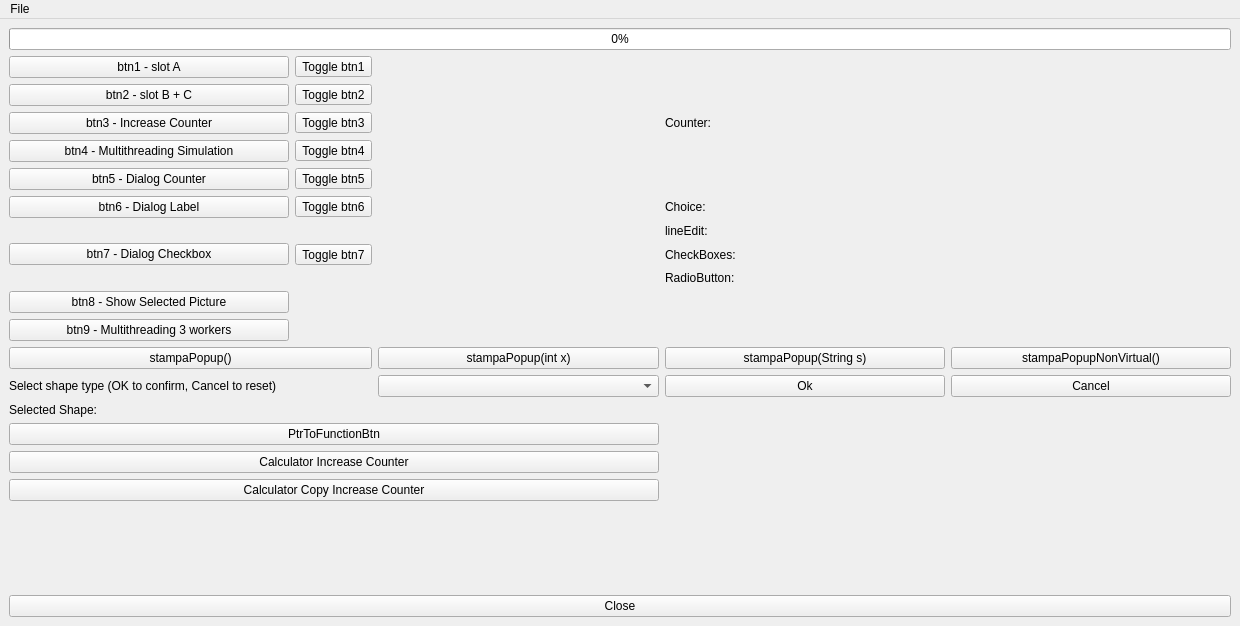
Qt form ui/MainWindow.ui (saccocristian/qt_project1) before a commit.
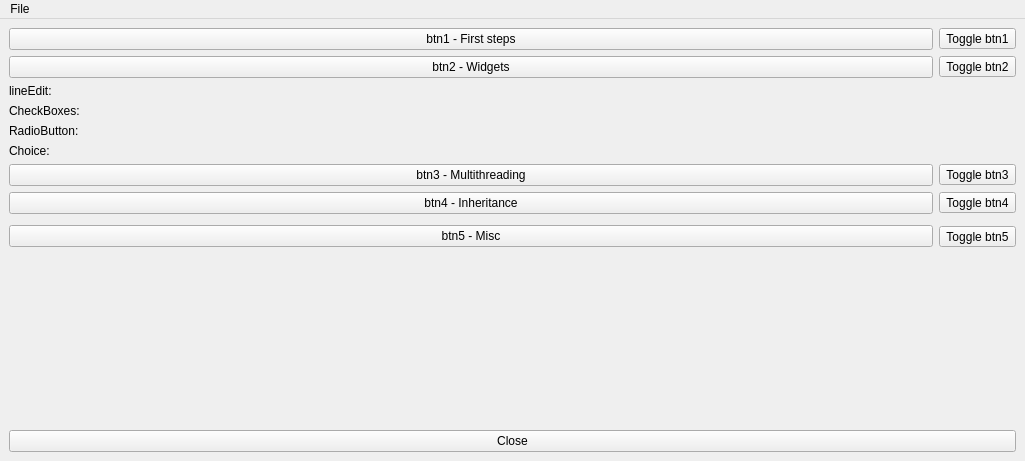
The same form after that commit.

Diff of the .ui file:
```diff
--- a/ui/MainWindow.ui
+++ b/ui/MainWindow.ui
@@ -9,8 +9,8 @@
    <rect>
     <x>0</x>
     <y>0</y>
-    <width>1240</width>
-    <height>626</height>
+    <width>1025</width>
+    <height>461</height>
    </rect>
   </property>
   <property name="windowTitle">
@@ -23,49 +23,67 @@
    <layout class="QVBoxLayout" name="verticalLayout">
     <item>
      <layout class="QGridLayout" name="gridLayout_2">
-      <item row="13" column="1" colspan="2">
-       <widget class="QLabel" name="label">
+      <item row="1" column="1">
+       <widget class="QPushButton" name="btn2">
         <property name="text">
-         <string>Select shape type (OK to confirm, Cancel to reset)</string>
+         <string>btn2 - Widgets</string>
         </property>
        </widget>
       </item>
-      <item row="8" column="5">
+      <item row="9" column="1" rowspan="3">
+       <widget class="QPushButton" name="btn5">
+        <property name="text">
+         <string>btn5 - Misc</string>
+        </property>
+       </widget>
+      </item>
+      <item row="8" column="2">
+       <widget class="QToolButton" name="tb4">
+        <property name="text">
+         <string>Toggle btn4</string>
+        </property>
+        <property name="checkable">
+         <bool>true</bool>
+        </property>
+       </widget>
+      </item>
+      <item row="5" column="1">
+       <widget class="QLabel" name="radiobuttonLabel">
+        <property name="text">
+         <string>RadioButton:</string>
+        </property>
+       </widget>
+      </item>
+      <item row="6" column="1">
+       <widget class="QLabel" name="comboboxLabel">
+        <property name="text">
+         <string>Choice:</string>
+        </property>
+       </widget>
+      </item>
+      <item row="2" column="1">
+       <widget class="QLabel" name="lineEditLabel">
+        <property name="text">
+         <string>lineEdit:</string>
+        </property>
+       </widget>
+      </item>
+      <item row="4" column="2">
        <widget class="QLabel" name="checkboxesValueLabel">
         <property name="text">
          <string/>
         </property>
        </widget>
       </item>
-      <item row="11" column="1">
-       <widget class="QPushButton" name="btn9">
+      <item row="0" column="1">
+       <widget class="QPushButton" name="btn1">
         <property name="text">
-         <string>btn9 - Multithreading 3 workers</string>
+         <string>btn1 - First steps</string>
         </property>
        </widget>
       </item>
-      <item row="19" column="1">
-       <spacer name="verticalSpacer_2">
-        <property name="orientation">
-         <enum>Qt::Vertical</enum>
-        </property>
-        <property name="sizeHint" stdset="0">
-         <size>
-          <width>20</width>
-          <height>40</height>
-         </size>
-        </property>
-       </spacer>
-      </item>
-      <item row="15" column="1" colspan="3">
-       <widget class="QPushButton" name="ptrFunctionBtn">
-        <property name="text">
-         <string>PtrToFunctionBtn</string>
-        </property>
-       </widget>
-      </item>
-      <item row="5" column="2">
-       <widget class="QToolButton" name="toolButton_5">
+      <item row="10" column="2">
+       <widget class="QToolButton" name="tb5">
         <property name="text">
          <string>Toggle btn5</string>
         </property>
@@ -74,304 +92,93 @@
         </property>
        </widget>
       </item>
-      <item row="14" column="2" colspan="2">
-       <widget class="QLabel" name="selectedShapeLabel">
-        <property name="text">
-         <string/>
-        </property>
-       </widget>
-      </item>
-      <item row="6" column="5">
-       <widget class="QLabel" name="labelString">
-        <property name="text">
-         <string/>
-        </property>
-       </widget>
-      </item>
-      <item row="9" column="5">
+      <item row="5" column="2">
        <widget class="QLabel" name="radioButtonValueLabel">
         <property name="text">
          <string/>
         </property>
        </widget>
       </item>
-      <item row="3" column="2">
-       <widget class="QToolButton" name="toolButton_3">
-        <property name="text">
-         <string>Toggle btn3</string>
-        </property>
-        <property name="checkable">
-         <bool>true</bool>
-        </property>
-       </widget>
-      </item>
-      <item row="16" column="1" colspan="3">
-       <widget class="QPushButton" name="calcValueBtn">
-        <property name="text">
-         <string>Calculator Increase Counter</string>
-        </property>
-       </widget>
-      </item>
-      <item row="12" column="4">
-       <widget class="QPushButton" name="btn12">
-        <property name="text">
-         <string>stampaPopup(String s)</string>
-        </property>
-       </widget>
-      </item>
-      <item row="6" column="2">
-       <widget class="QToolButton" name="toolButton_6">
-        <property name="text">
-         <string>Toggle btn6</string>
-        </property>
-        <property name="checkable">
-         <bool>true</bool>
-        </property>
-       </widget>
-      </item>
-      <item row="3" column="1">
-       <widget class="QPushButton" name="btn3">
-        <property name="text">
-         <string>btn3 - Increase Counter</string>
-        </property>
-       </widget>
-      </item>
-      <item row="0" column="1" colspan="5">
-       <widget class="QProgressBar" name="m_progressBar">
-        <property name="value">
-         <number>0</number>
-        </property>
-       </widget>
-      </item>
-      <item row="4" column="1">
-       <widget class="QPushButton" name="btn4">
-        <property name="text">
-         <string>btn4 - Multithreading Simulation</string>
-        </property>
-       </widget>
-      </item>
       <item row="2" column="2">
-       <widget class="QToolButton" name="toolButton_2">
-        <property name="text">
-         <string>Toggle btn2</string>
-        </property>
-        <property name="checkable">
-         <bool>true</bool>
-        </property>
-       </widget>
-      </item>
-      <item row="1" column="2">
-       <widget class="QToolButton" name="toolButton">
-        <property name="text">
-         <string>Toggle btn1</string>
-        </property>
-        <property name="checkable">
-         <bool>true</bool>
-        </property>
-       </widget>
-      </item>
-      <item row="5" column="3">
-       <layout class="QHBoxLayout" name="horizontalLayout">
-        <property name="spacing">
-         <number>3</number>
-        </property>
-        <property name="sizeConstraint">
-         <enum>QLayout::SetDefaultConstraint</enum>
-        </property>
-       </layout>
-      </item>
-      <item row="6" column="4">
-       <widget class="QLabel" name="choiceLabel">
-        <property name="text">
-         <string>Choice:</string>
-        </property>
-       </widget>
-      </item>
-      <item row="14" column="1">
-       <widget class="QLabel" name="label_2">
-        <property name="text">
-         <string>Selected Shape:</string>
-        </property>
-       </widget>
-      </item>
-      <item row="2" column="1">
-       <widget class="QPushButton" name="btn2">
-        <property name="text">
-         <string>btn2 - slot B + C</string>
-        </property>
-       </widget>
-      </item>
-      <item row="7" column="5">
        <widget class="QLabel" name="lineEditValueLabel">
         <property name="text">
          <string/>
         </property>
        </widget>
       </item>
-      <item row="3" column="5">
-       <widget class="QLabel" name="counterValueLabel">
-        <property name="text">
-         <string/>
-        </property>
-       </widget>
-      </item>
-      <item row="18" column="1">
-       <spacer name="verticalSpacer">
-        <property name="orientation">
-         <enum>Qt::Vertical</enum>
-        </property>
-        <property name="sizeHint" stdset="0">
-         <size>
-          <width>20</width>
-          <height>40</height>
-         </size>
-        </property>
-       </spacer>
-      </item>
-      <item row="12" column="1" colspan="2">
-       <widget class="QPushButton" name="btn10">
-        <property name="text">
-         <string>stampaPopup()</string>
-        </property>
-       </widget>
-      </item>
-      <item row="8" column="4">
+      <item row="4" column="1">
        <widget class="QLabel" name="checkboxesLabel">
         <property name="text">
          <string>CheckBoxes:</string>
         </property>
        </widget>
       </item>
-      <item row="3" column="4">
-       <widget class="QLabel" name="counterLabel">
+      <item row="8" column="1">
+       <widget class="QPushButton" name="btn4">
         <property name="text">
-         <string>Counter:</string>
+         <string>btn4 - Inheritance</string>
         </property>
        </widget>
       </item>
-      <item row="6" column="1">
-       <widget class="QPushButton" name="btn6">
+      <item row="7" column="1">
+       <widget class="QPushButton" name="btn3">
         <property name="text">
-         <string>btn6 - Dialog Label</string>
+         <string>btn3 - Multithreading</string>
         </property>
        </widget>
       </item>
-      <item row="8" column="2">
-       <widget class="QToolButton" name="toolButton_7">
+      <item row="0" column="2">
+       <widget class="QToolButton" name="tb1">
         <property name="text">
-         <string>Toggle btn7</string>
+         <string>Toggle btn1</string>
         </property>
         <property name="checkable">
          <bool>true</bool>
         </property>
        </widget>
       </item>
-      <item row="12" column="5">
-       <widget class="QPushButton" name="btn13">
+      <item row="7" column="2">
+       <widget class="QToolButton" name="tb3">
         <property name="text">
-         <string>stampaPopupNonVirtual()</string>
+         <string>Toggle btn3</string>
         </property>
-       </widget>
-      </item>
-      <item row="9" column="4">
-       <widget class="QLabel" name="radiobuttonLabel">
-        <property name="text">
-         <string>RadioButton:</string>
+        <property name="checkable">
+         <bool>true</bool>
         </property>
        </widget>
       </item>
-      <item row="1" column="1">
-       <widget class="QPushButton" name="btn1">
+      <item row="1" column="2">
+       <widget class="QToolButton" name="tb2">
         <property name="text">
-         <string>btn1 - slot A</string>
+         <string>Toggle btn2</string>
         </property>
-       </widget>
-      </item>
-      <item row="12" column="3">
-       <widget class="QPushButton" name="btn11">
-        <property name="text">
-         <string>stampaPopup(int x)</string>
-        </property>
-       </widget>
-      </item>
-      <item row="4" column="2">
-       <widget class="QToolButton" name="toolButton_4">
-        <property name="text">
-         <string>Toggle btn4</string>
-        </property>
         <property name="checkable">
          <bool>true</bool>
         </property>
        </widget>
       </item>
-      <item row="7" column="4">
-       <widget class="QLabel" name="lineEditLabel">
+      <item row="6" column="2">
+       <widget class="QLabel" name="comboboxValueLabel">
         <property name="text">
-         <string>lineEdit:</string>
-        </property>
-       </widget>
-      </item>
-      <item row="10" column="1">
-       <widget class="QPushButton" name="btn8">
-        <property name="text">
-         <string>btn8 - Show Selected Picture</string>
-        </property>
-       </widget>
-      </item>
-      <item row="17" column="1" colspan="3">
-       <widget class="QPushButton" name="calcCopyValueBtn">
-        <property name="text">
-         <string>Calculator Copy Increase Counter</string>
-        </property>
-       </widget>
-      </item>
-      <item row="5" column="1">
-       <widget class="QPushButton" name="btn5">
-        <property name="text">
-         <string>btn5 - Dialog Counter</string>
-        </property>
-       </widget>
-      </item>
-      <item row="7" column="1" rowspan="3">
-       <widget class="QPushButton" name="btn7">
-        <property name="text">
-         <string>btn7 - Dialog Checkbox</string>
-        </property>
-       </widget>
-      </item>
-      <item row="13" column="3">
-       <widget class="QComboBox" name="shapeComboBox">
-        <property name="placeholderText">
-         <string>-- Select An Option --</string>
-        </property>
-        <item>
-         <property name="text">
-          <string>Rectangle</string>
-         </property>
-        </item>
-        <item>
-         <property name="text">
-          <string>Triangle</string>
-         </property>
-        </item>
-       </widget>
-      </item>
-      <item row="13" column="5">
-       <widget class="QPushButton" name="shapeCancelBtn">
-        <property name="text">
-         <string>Cancel</string>
-        </property>
-       </widget>
-      </item>
-      <item row="13" column="4">
-       <widget class="QPushButton" name="shapeOkBtn">
-        <property name="text">
-         <string>Ok</string>
+         <string/>
         </property>
        </widget>
       </item>
      </layout>
     </item>
+    <item>
+     <spacer name="verticalSpacer">
+      <property name="orientation">
+       <enum>Qt::Vertical</enum>
+      </property>
+      <property name="sizeHint" stdset="0">
+       <size>
+        <width>20</width>
+        <height>40</height>
+       </size>
+      </property>
+     </spacer>
+    </item>
     <item>
      <widget class="QPushButton" name="closeBtn">
       <property name="text">
@@ -386,7 +193,7 @@
     <rect>
      <x>0</x>
      <y>0</y>
-     <width>1240</width>
+     <width>1025</width>
      <height>21</height>
     </rect>
    </property>
```
Left out of the diff: 122 changed lines with no effect on the pictures.
